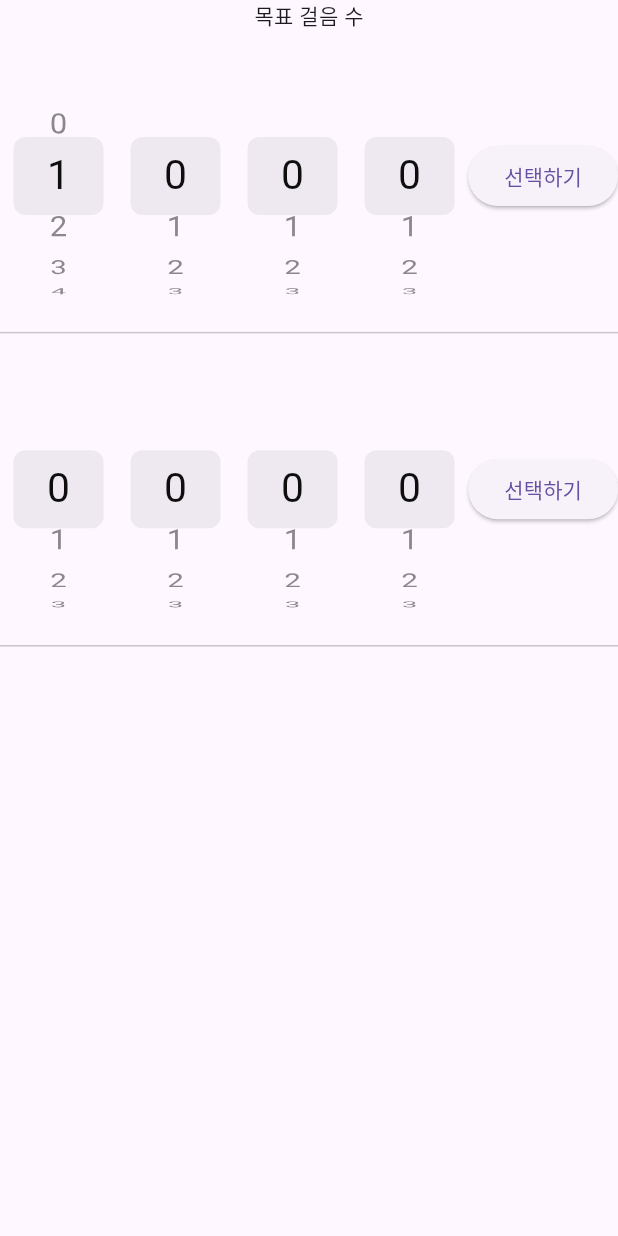
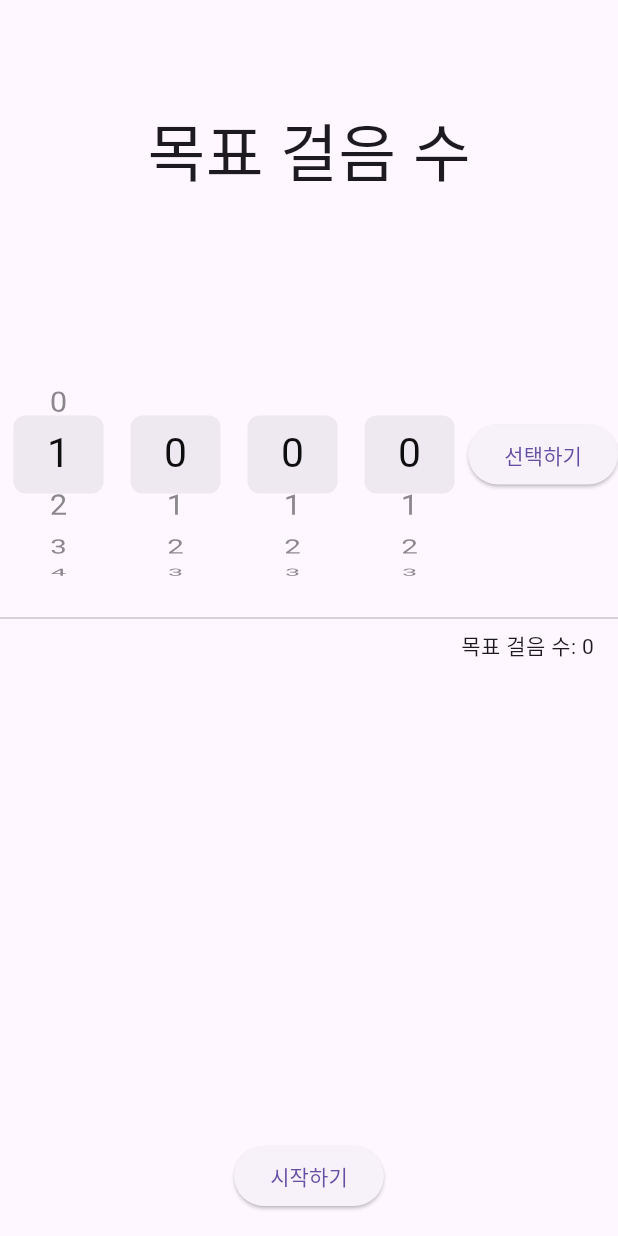
Before and after one commit to Blueberry-team-assignment/daily_pedometer, a Flutter app: the screen it shows after launch, after a tap on an icon or button, on a phone screen of 412 x 824 dp. Run offline on Flutter 3.47's test engine with Material 3 defaults, Android fonts, the phone set to English and light mode, and no system bars; our stand-ins replace flutter_native_splash, flutter_riverpod, go_router, pedometer, permission_handler, riverpod_annotation and 1 more; missing offline and left inert: background_fetch; generated files the repository leaves out were written again; statements that could not run were skipped.

Commit message:
Pedometer repository impl 수정

```diff
--- a/lib/features/pedometer/data/repositories/pedometer_repository_impl.dart
+++ b/lib/features/pedometer/data/repositories/pedometer_repository_impl.dart
@@ -5,6 +5,7 @@ import 'package:daily_pedometer/common/configs/const.dart';
 import 'package:daily_pedometer/externals/storage/storage_provider.dart';
 import 'package:daily_pedometer/externals/storage/storage_service.dart';
 import 'package:daily_pedometer/features/pedometer/domain/entities/steps_entity.dart';
+import 'package:daily_pedometer/features/pedometer/domain/notifiers/steps_notifier.dart';
 import 'package:daily_pedometer/features/pedometer/domain/repositories/pedometer_repository.dart';
 import 'package:daily_pedometer/features/pedometer/services/pedometer_service.dart';
 import 'package:flutter/services.dart';
@@ -30,24 +31,15 @@ final stepsEntityProvider = FutureProvider<StepsEntity>((ref) async {
 final pedometerRepositoryProvider = Provider((ref) {
   final service = ref.watch(pedometerServiceProvider);
   final storage = ref.watch(storageProvider);
+
+  final entity = ref.watch(stepsEntityNotifierProvider);
   // final entity = ref.watch(stepsEntityProvider).value;
-  // if (entity == null) {
-  //   throw Exception('StepsEntity not initialized');
-  // }
-  // final repository = PedometerRepositoryImpl(service, storage, entity);
-  // ref.onDispose(() => repository.dispose());
-  // return repository;
-  final stepsEntityAsync = ref.watch(stepsEntityProvider);
-
-  return stepsEntityAsync.when(
-    data: (entity) {
-      final repository = PedometerRepositoryImpl(service, storage, entity);
-      ref.onDispose(() => repository.dispose());
-      return repository;
-    },
-    loading: () => throw Exception('StepsEntity is loading'),
-    error: (error, stackTrace) => throw Exception('StepsEntity failed to load'),
-  );
+  if (entity == null) {
+    throw Exception('StepsEntity not initialized');
+  }
+  final repository = PedometerRepositoryImpl(service, storage, entity);
+  ref.onDispose(() => repository.dispose());
+  return repository;
 });
 
 final pedometerInitializationProvider = FutureProvider<void>((ref) async {
@@ -77,7 +69,6 @@ final stepCountStreamProvider = StreamProvider<int>((ref) {
 
 class PedometerRepositoryImpl implements PedometerRepository {
   final PedometerService _service;
-  // final Ref ref;
   final StorageService storage;
   late StreamSubscription<StepCount> _stepCountSubscription;
 
@@ -165,6 +156,7 @@ class PedometerRepositoryImpl implements PedometerRepository {
       targetedSteps: steps,
     );
 
+    await storage.set(key: targetedStepsKey, data: _stepsEntity.targetedSteps);
     log("---> 목표 걸음 수가 변경됨: ${_stepsEntity.targetedSteps}");
   }
 
--- /dev/null
+++ b/lib/features/pedometer/domain/notifiers/steps_notifier.dart
@@ -0,0 +1,34 @@
+import 'package:daily_pedometer/common/configs/const.dart';
+import 'package:daily_pedometer/externals/storage/storage_provider.dart';
+import 'package:daily_pedometer/externals/storage/storage_service.dart';
+import 'package:daily_pedometer/features/pedometer/domain/entities/steps_entity.dart';
+import 'package:flutter_riverpod/flutter_riverpod.dart';
+
+final stepsEntityNotifierProvider =
+    StateNotifierProvider<StepsNotifier, StepsEntity?>((ref) {
+  final storage = ref.read(storageProvider);
+  return StepsNotifier(storage);
+});
+
+class StepsNotifier extends StateNotifier<StepsEntity?> {
+  final StorageService _storage;
+  StepsNotifier(this._storage) : super(null);
+
+  Future<void> initialize() async {
+    final steps = await _storage.get(key: stepsKey) ?? 0;
+    final initialSteps = await _storage.get(key: initialStepsKey) ?? -1;
+    final targetedSteps = await _storage.get(key: targetedStepsKey) ?? 0;
+    final maxSteps = await _storage.get(key: maxStepsKey) ?? 20000;
+
+    state = StepsEntity(
+      steps: steps,
+      initialSteps: initialSteps,
+      targetedSteps: targetedSteps,
+      maxSteps: maxSteps,
+    );
+  }
+
+  int getTargetedSteps() {
+    return state?.targetedSteps ?? 0;
+  }
+}
--- a/lib/features/pedometer/presentation/screens/target_settings_screen.dart
+++ b/lib/features/pedometer/presentation/screens/target_settings_screen.dart
@@ -3,9 +3,10 @@ import 'dart:math' hide log;
 
 import 'package:daily_pedometer/common/providers/provider.dart';
 import 'package:daily_pedometer/features/pedometer/data/repositories/pedometer_repository_impl.dart';
-import 'package:daily_pedometer/features/pedometer/domain/usecases/get_step_status_usecase.dart';
-import 'package:daily_pedometer/features/pedometer/presentation/widgets/rolled_number_picker.dart';
+import 'package:daily_pedometer/features/pedometer/domain/notifiers/steps_notifier.dart';
+
 import 'package:daily_pedometer/features/pedometer/presentation/widgets/steps_picker.dart';
+
 import 'package:flutter/material.dart';
 import 'package:flutter_riverpod/flutter_riverpod.dart';
 
@@ -18,51 +19,59 @@ class TargetSettingsScreen extends ConsumerStatefulWidget {
 }
 
 class _TargetSettingsScreenState extends ConsumerState<TargetSettingsScreen> {
-  // final List<int> selectedValues = [0, 0, 0, 0];
-  // final List<List<int>> digits = [
-  //   List.generate(10, (index) => index),
-  //   List.generate(10, (index) => index),
-  //   List.generate(10, (index) => index),
-  //   List.generate(10, (index) => index),
-  // ];
-  // int get targetedSteps {
-  //   int result = 0;
-  //   for (int i = 0; i < selectedValues.length; i++) {
-  //     result +=
-  //         selectedValues[i] * (pow(10, selectedValues.length - i - 1) as int);
-  //   }
-  //   return result;
-  // }
   int targetedSteps = 0;
 
   @override
   Widget build(BuildContext context) {
+    final repository = ref.read(pedometerRepositoryProvider);
+    final stepsNotifier = ref.watch(stepsEntityNotifierProvider.notifier);
     return Scaffold(
       body: Column(
         children: [
-          Text("목표 걸음 수"),
+          Expanded(
+            flex: 1,
+            child: Center(
+              child: Text(
+                "목표 걸음 수",
+                style: TextStyle(
+                  fontSize: 42,
+                ),
+              ),
+            ),
+          ),
           Expanded(
             flex: 1,
             child: StepsPicker(
-              onChanged: (int value) {
-                log("value: $value");
+              onChanged: (int value) async {
                 targetedSteps = value;
               },
               onPressed: () async {
-                final repository = ref.read(pedometerRepositoryProvider);
                 repository.updateTargetedSteps(targetedSteps);
               },
             ),
           ),
           const Divider(),
           Expanded(
-            flex: 1,
-            child: StepsPicker(
-              onChanged: (int value) {},
+            flex: 2,
+            child: Column(
+              children: [
+                Expanded(
+                  child: Container(
+                    padding: const EdgeInsets.symmetric(horizontal: 16),
+                    alignment: Alignment.topRight,
+                    child: Text("목표 걸음 수: ${stepsNotifier.getTargetedSteps()}"),
+                  ),
+                ),
+                Container(
+                  padding: const EdgeInsets.symmetric(vertical: 16),
+                  child: ElevatedButton(
+                    onPressed: () {},
+                    child: Text("시작하기"),
+                  ),
+                ),
+              ],
             ),
           ),
-          const Divider(),
-          Expanded(flex: 2, child: Container()),
         ],
       ),
       // body: Column(
--- a/lib/main.dart
+++ b/lib/main.dart
@@ -4,6 +4,7 @@ import 'package:daily_pedometer/common/configs/const.dart';
 import 'package:daily_pedometer/common/providers/provider.dart';
 import 'package:daily_pedometer/common/styles/app_theme.dart';
 import 'package:daily_pedometer/externals/storage/storage_provider.dart';
+import 'package:daily_pedometer/features/pedometer/domain/notifiers/steps_notifier.dart';
 import 'package:daily_pedometer/features/permissions/domain/usecases/request_denied_permissions_usecase.dart';
 import 'package:daily_pedometer/routers/router.dart';
 import 'package:flutter/material.dart';
@@ -52,7 +53,10 @@ class _App extends ConsumerWidget {
     final router = ref.watch(appRouterProvider);
     final lifecycle = ref.watch(appLifecycleNotifierProvider);
     final theme = ref.watch(themeNotifierProviderProvider);
+    final entity = ref.watch(stepsEntityNotifierProvider.notifier);
+    entity.initialize();
     _updateSystemNavigationBarColor(theme);
+
     return MaterialApp.router(
       routerConfig: router.config,
       localizationsDelegates: const [
--- a/lib/routers/router.dart
+++ b/lib/routers/router.dart
@@ -1,4 +1,5 @@
 import 'package:daily_pedometer/externals/storage/storage_provider.dart';
+import 'package:daily_pedometer/externals/storage/storage_service.dart';
 import 'package:daily_pedometer/features/pedometer/presentation/screens/pedometer_screen.dart';
 import 'package:daily_pedometer/features/pedometer/presentation/screens/target_settings_screen.dart';
 import 'package:daily_pedometer/features/permissions/presentation/screens/permission_check_screen.dart';
```
Also changed, not shown: lib/routers/app_router_interceptor.dart (+6 -6 lines).
